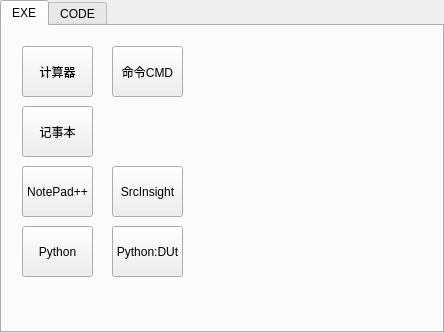
The window that auto_c_code/toolstabwidget.ui (yjduoduo/auto_c_code) describes before a commit, drawn with Qt 5.
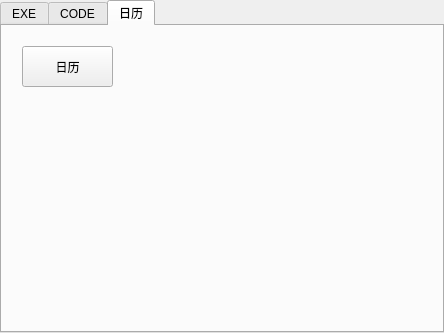
The same window after the commit. The open tabs and pages were chosen to show the change.

Commit message: v2.2.8 工具添加日历

Patch:
```diff
--- a/auto_c_code/toolstabwidget.ui
+++ b/auto_c_code/toolstabwidget.ui
@@ -182,6 +182,24 @@
     </item>
    </layout>
   </widget>
+  <widget class="QWidget" name="tab_date">
+   <attribute name="title">
+    <string>日历</string>
+   </attribute>
+   <widget class="QPushButton" name="pushButton_calender">
+    <property name="geometry">
+     <rect>
+      <x>20</x>
+      <y>20</y>
+      <width>91</width>
+      <height>41</height>
+     </rect>
+    </property>
+    <property name="text">
+     <string>日历</string>
+    </property>
+   </widget>
+  </widget>
  </widget>
  <resources/>
  <connections/>
```
The commit also changes 32 other files.
